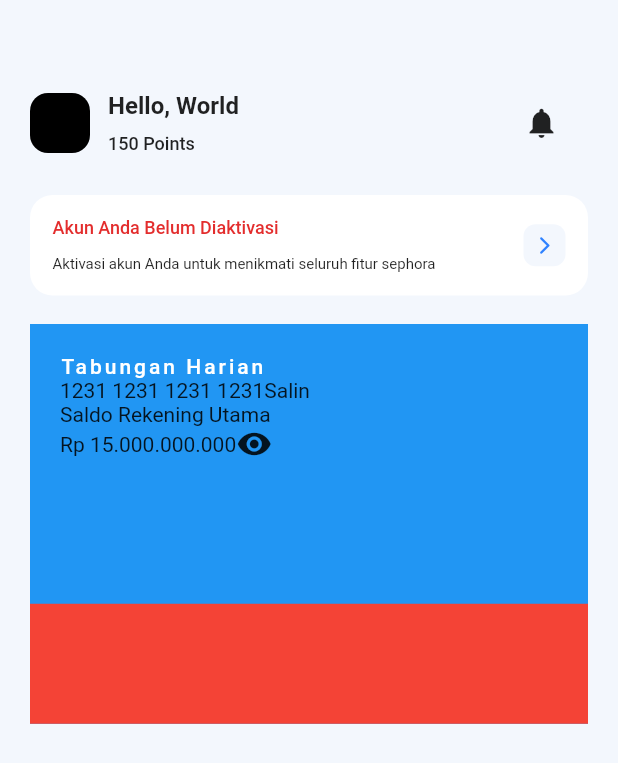
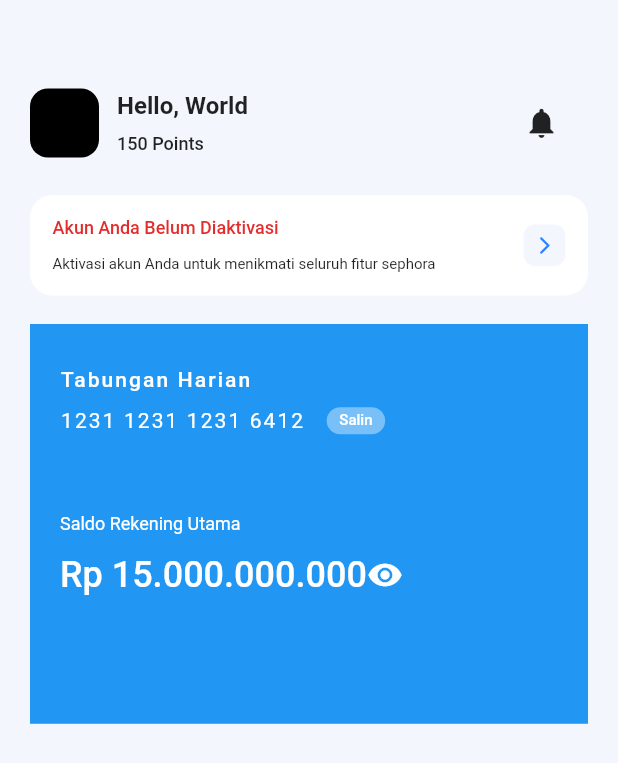
Before and after one commit to fadhilbima/sephora, a Flutter app: the HomieInactivated screen opened directly, on a phone screen of 412 x 824 dp. Shown: the top 763 px of the screen. Run offline on Flutter 3.47's test engine with Material 2 defaults, Android fonts, the light colour scheme and no system bars; our stand-ins replace expandable.

Commit message:
sephora_home

```diff
--- a/lib/home/home_widgets/bank_card.dart
+++ b/lib/home/home_widgets/bank_card.dart
@@ -15,7 +15,7 @@ class BankCard extends StatelessWidget {
           Align(
             alignment: Alignment.bottomCenter,
             child: Container(
-              height: 80,
+              height: 0,
               color: Colors.red,
             ),
           )
--- a/lib/home/home_widgets/big_card.dart
+++ b/lib/home/home_widgets/big_card.dart
@@ -13,19 +13,89 @@ class BigCard extends StatelessWidget {
       child: Column(
         crossAxisAlignment: CrossAxisAlignment.start,
         children: [
-          Text('Tabungan Harian', style: TextStyle(fontSize: 14, fontWeight: FontWeight.w500, color: Colors.white, letterSpacing: 2.0)),
-          Row(
-            children: [
-              Text('1231 1231 1231 1231'),
-              Text('Salin')
-            ],
+          Container(
+            height: 60,
+            child: Stack(
+              alignment: Alignment.topLeft,
+              children: [
+                Text('Tabungan Harian',
+                    style: TextStyle(
+                      fontSize: 14,
+                      fontWeight: FontWeight.w500,
+                      color: Colors.white,
+                      letterSpacing: 1.4,
+                      height: 1.94
+                    )
+                ),
+                Row(
+                  crossAxisAlignment: CrossAxisAlignment.end,
+                  children: [
+                    Align(
+                      alignment: Alignment.bottomLeft,
+                      child: Text('1231 1231 1231 6412',
+                        style: TextStyle(
+                          fontSize: 14,
+                          fontWeight: FontWeight.w400,
+                          color: Colors.white,
+                          letterSpacing: 1.4,
+                          height: 3.8,
+                        ),
+                      ),
+                    ),
+                    Padding(
+                      padding: EdgeInsets.symmetric(horizontal: 15, vertical: 6.5),
+                      child: Container(
+                        height: 18,
+                        width: 39,
+                        decoration: BoxDecoration(
+                            color: Color.fromRGBO(255, 255, 255, 0.4),
+                            borderRadius: BorderRadius.circular(20)
+                        ),
+                        child: Center(
+                          child: Text('Salin',
+                            style: TextStyle(
+                              fontSize: 10,
+                              fontWeight: FontWeight.w500,
+                              color: Colors.white,
+                            ),
+                          ),
+                        ),
+                      )
+                    )
+                  ],
+                ),
+              ],
+            )
           ),
-          Text('Saldo Rekening Utama'),
-          Row(
-            children: [
-              Text('Rp 15.000.000.000'),
-              Icon(Icons.remove_red_eye)
-            ],
+          SizedBox(height: 43),
+          Container(
+            height: 58,
+            child: Column(
+              crossAxisAlignment: CrossAxisAlignment.start,
+              mainAxisAlignment: MainAxisAlignment.spaceBetween,
+              children: [
+                Text('Saldo Rekening Utama',
+                  style: TextStyle(
+                    color: Colors.white,
+                    fontSize: 12,
+                    fontWeight: FontWeight.w400,
+                    height: 1.5
+                  ),
+                ),
+                Row(
+                  children: [
+                    Text('Rp 15.000.000.000',
+                      style: TextStyle(
+                        fontSize: 24,
+                        fontWeight: FontWeight.w500,
+                        color: Colors.white
+                      ),
+                    ),
+                    Icon(Icons.remove_red_eye, color: Colors.white,)
+                  ],
+                )
+              ],
+            ),
           )
         ],
       ),
--- a/lib/home/home_widgets/user_profile.dart
+++ b/lib/home/home_widgets/user_profile.dart
@@ -10,8 +10,8 @@ class UserProfile extends StatelessWidget {
       child: Row(
         children: [
           Container(
-            height: 40,
-            width: 40,
+            height: 46,
+            width: 46,
             decoration: BoxDecoration(
               borderRadius: BorderRadius.circular(12),
               color: Colors.black,
--- a/lib/home/screens/home_page_inactivated.dart
+++ b/lib/home/screens/home_page_inactivated.dart
@@ -27,7 +27,9 @@ class _HomieInactivatedState extends State<HomieInactivated> {
               ],
             ),
           ),
-          SingleChildScrollView(
+          Expanded(
+            child: SingleChildScrollView(
+                scrollDirection: Axis.vertical,
                 child: Padding(
                   padding: EdgeInsets.symmetric(horizontal: 20, vertical: 10),
                   child: Column(
@@ -35,11 +37,12 @@ class _HomieInactivatedState extends State<HomieInactivated> {
                     children: [
                       WarningInactivated(),
                       SizedBox(height: 19),
-                    BankCard(),
+                      BankCard()
                     ],
                   ),
                 )
             ),
+          )
         ],
       )
     );
--- a/lib/main.dart
+++ b/lib/main.dart
@@ -19,7 +19,7 @@ class MyApp extends StatelessWidget {
         primarySwatch: Colors.blue,
       ),
       debugShowCheckedModeBanner: false,
-      home: const HomieInactivated(),
+      home: const OnBoardingPage(),
     );
   }
 }
--- a/lib/register/register_widgets/card_items/fifth_page_card_item/checkbox.dart
+++ b/lib/register/register_widgets/card_items/fifth_page_card_item/checkbox.dart
@@ -25,6 +25,8 @@ class _PermissionValidateState extends State<PermissionValidate> {
             CheckboxListTile(
               controlAffinity: ListTileControlAffinity.leading,
               contentPadding: EdgeInsets.only(),
+              checkboxShape: RoundedRectangleBorder(
+                  borderRadius: BorderRadius.circular(4)),
               value: uncheck,
               title: Transform.translate(
                 offset: Offset(-20, 0),
```
Lines whose indentation alone changed are shown as unchanged.
